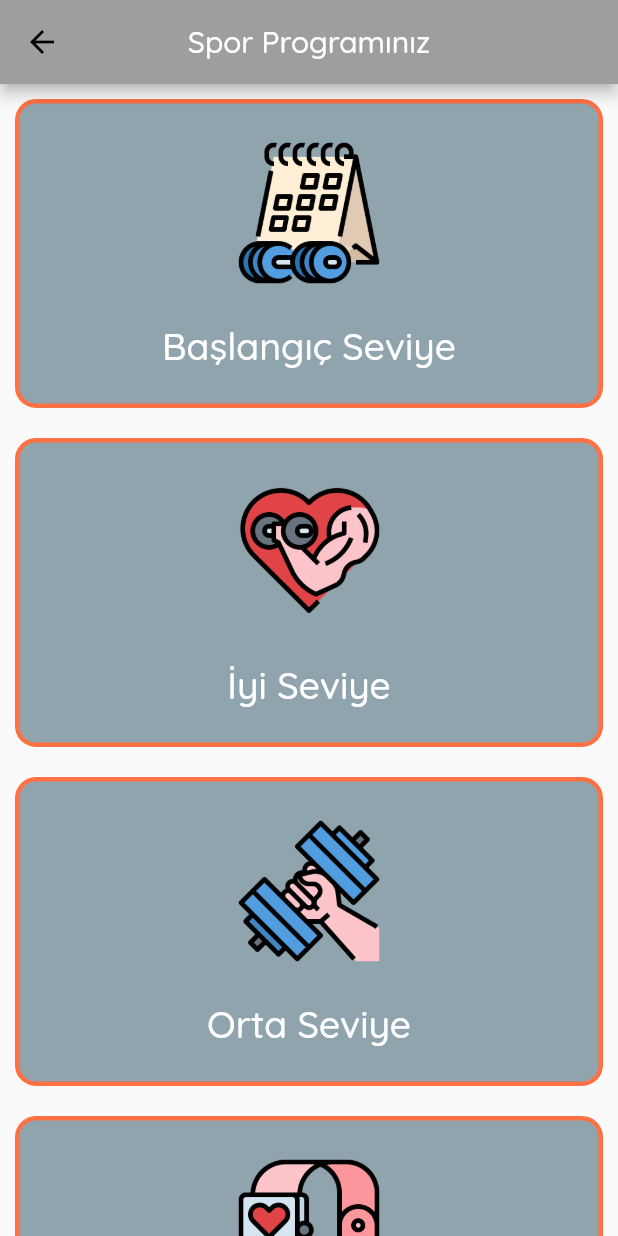
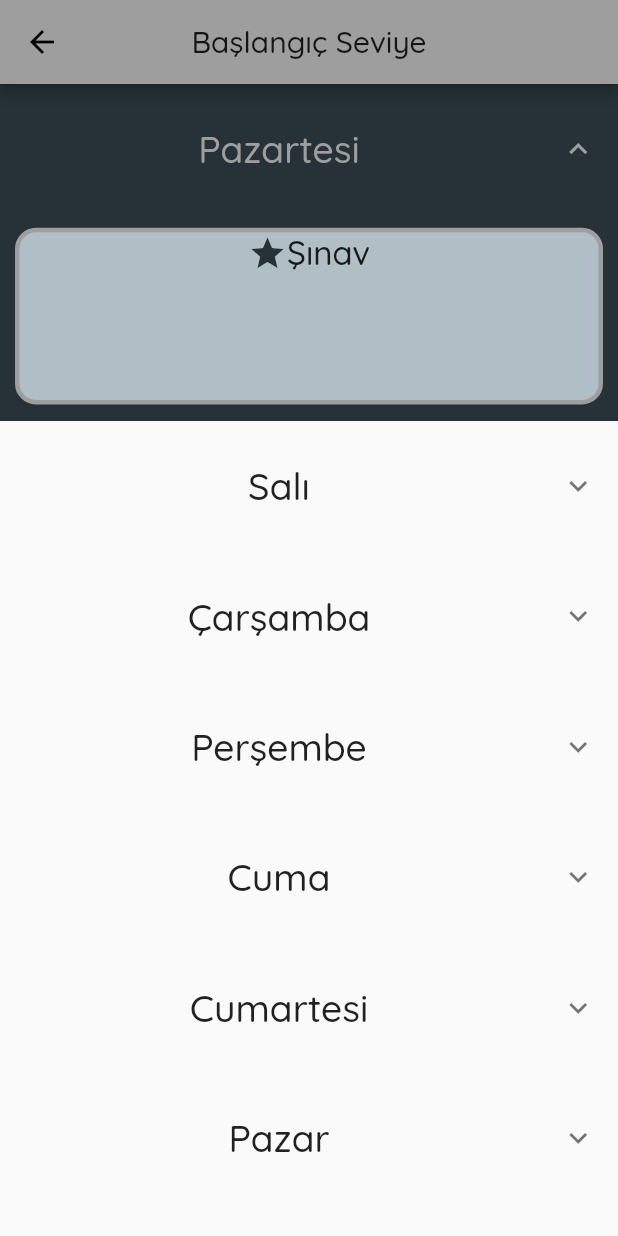
Before and after one commit to mertbahardogan/fit_child-app, a Flutter app: the ProgramSayfasi screen opened directly, after a tap on "Başlangıç Seviye", on a phone screen of 412 x 824 dp. Run offline on Flutter 3.47's test engine with Material 2 defaults, Android fonts, the phone set to English and light mode, and no system bars; our stand-ins replace splashscreen.

Commit message:
program_detay_page is done

```diff
--- a/lib/main.dart
+++ b/lib/main.dart
@@ -1,4 +1,5 @@
 import 'package:cocuklar_icin_spor_app/ui/ana_sayfa.dart';
+import 'package:cocuklar_icin_spor_app/ui/program_detay.dart';
 import 'package:cocuklar_icin_spor_app/ui/program_sayfasi.dart';
 import 'package:cocuklar_icin_spor_app/ui/egzersiz_detay.dart';
 import 'package:cocuklar_icin_spor_app/ui/egzersiz_sayfasi.dart';
@@ -7,9 +8,9 @@ import 'package:flutter/material.dart';
 import 'package:splashscreen/splashscreen.dart';
 
 void main() => runApp(MyApp());
-String adSoyad="Mert";
-String favSpor="Basketbol";
-int yas=(10.2).toInt();
+String adSoyad = "Mert";
+String favSpor = "Basketbol";
+int yas = (10.2).toInt();
 
 class MyApp extends StatelessWidget {
   @override
@@ -30,6 +31,10 @@ class MyApp extends StatelessWidget {
           return MaterialPageRoute(
               builder: (context) =>
                   EgzersizDetay(int.parse(pathElemanlari[2])));
+        }
+        if (pathElemanlari[1] == "programDetay") {
+          return MaterialPageRoute(
+              builder: (context) => ProgramDetay(int.parse(pathElemanlari[2])));
         } else
           return null;
       },
@@ -42,13 +47,13 @@ class Splash extends StatelessWidget {
   Widget build(BuildContext context) {
     return SplashScreen(
       seconds: 4,
-      navigateAfterSeconds: adSoyad == null?GirisSayfasi():MyHomePage(),
+      navigateAfterSeconds: adSoyad == null ? GirisSayfasi() : MyHomePage(),
       title: new Text(
         'Çocuklar için Spor App',
         textScaleFactor: 2,
       ),
       image: Image.asset("assets/images/fitness.png"),
-      loadingText: Text("Hoşgeldiniz!"),
+      // loadingText: Text("Hoşgeldiniz!"),
       photoSize: 100.0,
       loaderColor: Colors.red,
     );
@@ -95,11 +100,11 @@ class _MyHomePageState extends State<MyHomePage> {
         BottomNavigationBarItem(
           icon: Icon(Icons.home),
           label: "Ana Sayfa",
-          backgroundColor: Colors.deepOrangeAccent.shade700,
+          backgroundColor: Colors.grey,
         ),
         BottomNavigationBarItem(
-            icon: Icon(Icons.psychology),
-            label: "Haftalık Program",
+            icon: Icon(Icons.date_range),
+            label: "Program",
             backgroundColor: Colors.grey),
       ],
       type: BottomNavigationBarType.shifting,
--- /dev/null
+++ b/lib/models/gunler.dart
@@ -0,0 +1,19 @@
+class Gunler {
+  String baslik;
+  bool expanded;
+  String icerik;
+
+  String get getBaslik => baslik;
+
+  set setBaslik(String baslik) => this.baslik = baslik;
+
+  bool get getExpanded => expanded;
+
+  set setExpanded(bool expanded) => this.expanded = expanded;
+
+  String get getIcerik => icerik;
+
+  set setIcerik(String icerik) => this.icerik = icerik;
+
+  Gunler(this.baslik, this.icerik, this.expanded);
+}
--- a/lib/ui/ana_sayfa.dart
+++ b/lib/ui/ana_sayfa.dart
@@ -27,7 +27,7 @@ class _AnaSayfaState extends State<AnaSayfa> {
         ),
         SliverFixedExtentList(
             delegate: SliverChildListDelegate(sabitCardElemanlari()),
-            itemExtent: 1000),
+            itemExtent: MediaQuery.of(context).size.height),
         // SliverGridDelegateWithFixedCrossAxisCount(),
       ],
     );
@@ -51,7 +51,7 @@ class _AnaSayfaState extends State<AnaSayfa> {
           Divider(),
           Card(
             shape: RoundedRectangleBorder(
-                side: BorderSide(color: Colors.red, width: 2),
+                side: BorderSide(color: Colors.white38, width: 2),
                 borderRadius: BorderRadius.circular(6)),
             margin: EdgeInsets.fromLTRB(8, 10, 8, 0),
             elevation: 20,
@@ -123,10 +123,6 @@ class _AnaSayfaState extends State<AnaSayfa> {
                   )
                 ],
               ),
-              onTap: () {
-                Navigator.push(context,
-                    MaterialPageRoute(builder: (context) => AnaSayfa()));
-              },
             ),
           ),
           Card(
--- /dev/null
+++ b/lib/ui/program_detay.dart
@@ -0,0 +1,156 @@
+import 'package:cocuklar_icin_spor_app/models/egzersiz.dart';
+import 'package:cocuklar_icin_spor_app/models/gunler.dart';
+import 'package:cocuklar_icin_spor_app/models/haftalik.dart';
+import 'package:cocuklar_icin_spor_app/ui/program_sayfasi.dart';
+import 'package:cocuklar_icin_spor_app/utils/strings.dart';
+import 'package:flutter/material.dart';
+import 'package:flutter/rendering.dart';
+
+class ProgramDetay extends StatefulWidget {
+  int gelenIndex;
+  ProgramDetay(this.gelenIndex);
+
+  @override
+  _ProgramDetayState createState() => _ProgramDetayState();
+}
+
+class _ProgramDetayState extends State<ProgramDetay> {
+  Haftalik secilenHafta;
+  static List<Egzersiz> tumEgzersizler;
+  static List<Gunler> tumGunler;
+
+  @override
+  void initState() {
+    secilenHafta = ProgramSayfasi.tumHaftalar[widget.gelenIndex];
+
+    tumGunler = verileriDondur();
+
+    super.initState();
+  }
+
+  @override
+  Widget build(BuildContext context) {
+    return Scaffold(
+      appBar: AppBar(
+        title: Text(secilenHafta.haftalikAd + " Seviye"),
+        centerTitle: true,
+      ),
+      body: listeyiHazirla(),
+    );
+  }
+
+  List<Gunler> verileriDondur() {
+    List<Gunler> gunler = [];
+
+    gunler = [
+      Gunler("Pazartesi", "Şınav", true),
+      Gunler("Salı", degerDondur(), false),
+      Gunler("Çarşamba", "Dinlenme zamanı", false),
+      Gunler("Perşembe", "Squad", false),
+      Gunler("Cuma", "Mekik", false),
+      Gunler("Cumartesi", degerDondur(), false),
+      Gunler("Pazar", "Dinlenme zamanı", false),
+    ];
+    return gunler;
+  }
+
+  List<Egzersiz> verileriHazirla() {
+    List<Egzersiz> egzersizler = [];
+    for (int i = 0; i < 8; i++) {
+      String resim = Strings.EGZERSIZ_DOSYA_ADLARI[i] + "${i + 1}.png";
+      Egzersiz eklenecekEgzersiz = Egzersiz(
+        Strings.EGZERSIZ_ADLARI[i],
+        Strings.EGZERSIZ_DOSYA_ADLARI[i],
+        Strings.EGZERSIZ_CALISAN_BOLGELER[i],
+        Strings.EGZERSIZ_ONERILEN_TEKRAR[i],
+        Strings.EGZERSIZ_NASIL_YAPILIR[i],
+        resim,
+      );
+      egzersizler.add(eklenecekEgzersiz);
+    }
+    return egzersizler;
+  }
+
+  Widget listeyiHazirla() {
+    return ListView.builder(
+      itemBuilder: (BuildContext context, index) {
+        return topluListe(context, index);
+      },
+      itemCount: 7,
+    );
+  }
+
+  Widget topluListe(BuildContext context, int index) {
+    return ExpansionTile(
+      backgroundColor: Colors.blueGrey.shade900,
+      childrenPadding: EdgeInsets.all(10),
+      tilePadding: EdgeInsets.all(MediaQuery.of(context).size.height / 57),
+      title: Text(
+        tumGunler[index].baslik,
+        style: TextStyle(fontWeight: FontWeight.w600, fontSize: 25),
+        textAlign: TextAlign.center,
+      ),
+      initiallyExpanded: tumGunler[index].expanded,
+      children: [
+        Container(
+          height: MediaQuery.of(context).size.height / 7,
+          width: double.infinity,
+          decoration: BoxDecoration(
+              color: Colors.blueGrey.shade200,
+              border: Border.all(
+                color: Colors.grey,
+                width: 3,
+              ),
+              borderRadius: BorderRadius.all(Radius.circular(14))),
+          child: Column(
+            children: [
+              Row(
+                mainAxisAlignment: MainAxisAlignment.center,
+                children: [
+                  Icon(
+                    Icons.star,
+                    size: 26,
+                    color: Colors.blueGrey.shade900,
+                  ),
+                  Text(
+                    tumGunler[index].icerik,
+                    style: TextStyle(fontSize: 22),
+                  ),
+                ],
+              ),
+            ],
+          ),
+        ),
+      ],
+    );
+  }
+
+  String degerDondur() {
+    tumEgzersizler = verileriHazirla();
+    return tumEgzersizler[gunDondur()].egzersizAdi;
+  }
+
+  int gunDondur() {
+    // tumGunler = verileriDondur();
+    int deger = 7;
+    if (widget.gelenIndex == 0) {
+      deger = 2;
+    }
+    if (widget.gelenIndex == 1) {
+      deger = 3;
+    }
+    if (widget.gelenIndex == 2) {
+      deger = 4;
+    }
+    if (widget.gelenIndex == 3) {
+      deger = 7;
+    }
+    return deger;
+  }
+}
+
+/*degerDondur metotu içinde gün listesi alınıp
+günün başlığına göre farklı programlar üretilecek.
+
+Childlar içine hareketlerin minik resimleri gelebilir
+*/
--- a/lib/ui/program_sayfasi.dart
+++ b/lib/ui/program_sayfasi.dart
@@ -3,12 +3,7 @@ import 'package:cocuklar_icin_spor_app/utils/program.dart';
 import 'package:flutter/material.dart';
 import 'package:flutter/rendering.dart';
 
-class ProgramSayfasi extends StatefulWidget {
-  @override
-  _ProgramSayfasiState createState() => _ProgramSayfasiState();
-}
-
-class _ProgramSayfasiState extends State<ProgramSayfasi> {
+class ProgramSayfasi extends StatelessWidget {
   static List<Haftalik> tumHaftalar;
   @override
   Widget build(BuildContext context) {
```
